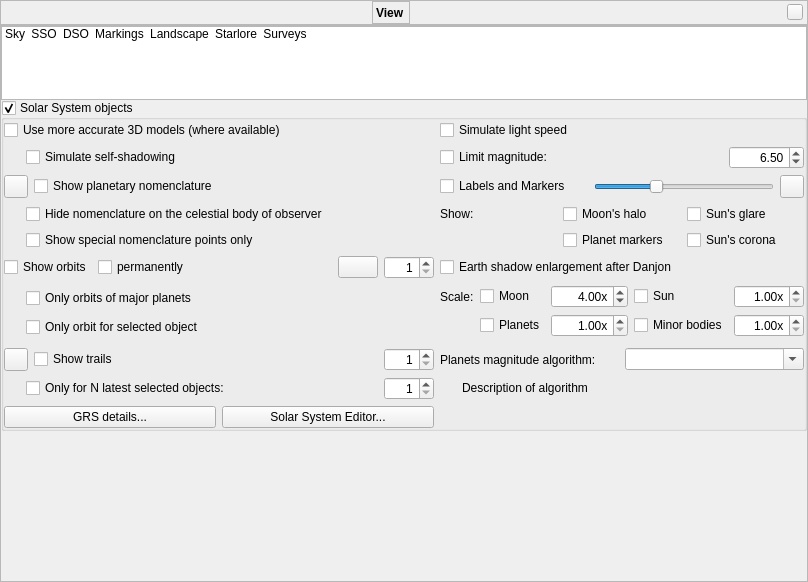
Old version of the form src/gui/viewDialog.ui in the repository Stellarium/stellarium.
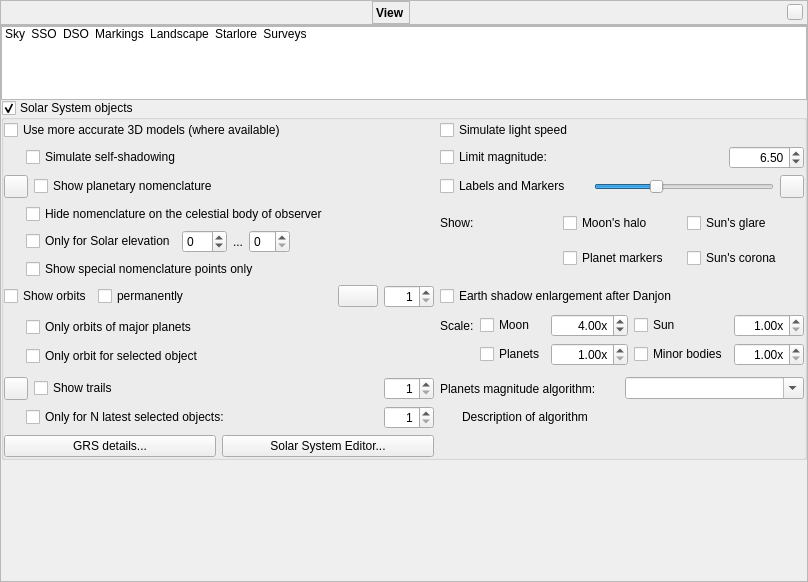
New version of the form. The open tabs and pages were chosen to show the change. Icons and pictures are not drawn. Custom widgets are drawn as their Qt base class.

Commit message: Allow limiting nomenclature to the terminator zone (Fix #2790)

Patch:
```diff
--- a/src/gui/viewDialog.ui
+++ b/src/gui/viewDialog.ui
@@ -6,8 +6,8 @@
    <rect>
     <x>0</x>
     <y>0</y>
-    <width>742</width>
-    <height>558</height>
+    <width>760</width>
+    <height>565</height>
    </rect>
   </property>
   <property name="font">
@@ -1911,6 +1911,63 @@
                  </property>
                 </widget>
                </item>
+               <item>
+                <layout class="QHBoxLayout" name="terminatorHorizontalLayout">
+                 <item>
+                  <widget class="QCheckBox" name="showTerminatorNomenclatureOnlyCheckBox">
+                   <property name="toolTip">
+                    <string>Label only features along the terminator</string>
+                   </property>
+                   <property name="text">
+                    <string>Only for Solar elevation</string>
+                   </property>
+                  </widget>
+                 </item>
+                 <item>
+                  <widget class="QSpinBox" name="terminatorMinAltSpinbox">
+                   <property name="toolTip">
+                    <string>Minimum Solar altitude</string>
+                   </property>
+                   <property name="minimum">
+                    <number>-90</number>
+                   </property>
+                   <property name="maximum">
+                    <number>20</number>
+                   </property>
+                  </widget>
+                 </item>
+                 <item>
+                  <widget class="QLabel" name="label_2">
+                   <property name="text">
+                    <string>...</string>
+                   </property>
+                  </widget>
+                 </item>
+                 <item>
+                  <widget class="QSpinBox" name="terminatorMaxAltSpinbox">
+                   <property name="toolTip">
+                    <string>Maximum Solar altitude</string>
+                   </property>
+                   <property name="maximum">
+                    <number>90</number>
+                   </property>
+                  </widget>
+                 </item>
+                 <item>
+                  <spacer name="horizontalSpacer_6">
+                   <property name="orientation">
+                    <enum>Qt::Horizontal</enum>
+                   </property>
+                   <property name="sizeHint" stdset="0">
+                    <size>
+                     <width>40</width>
+                     <height>20</height>
+                    </size>
+                   </property>
+                  </spacer>
+                 </item>
+                </layout>
+               </item>
                <item>
                 <widget class="QCheckBox" name="showSpecialNomenclatureOnlyCheckBox">
                  <property name="text">
```
The commit also changes 5 other files.
